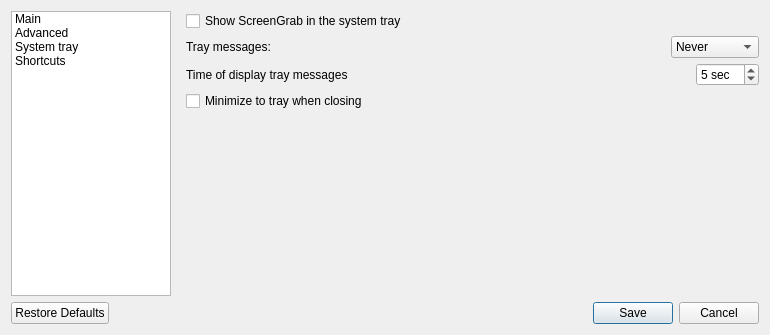
lxqt/screengrab, file src/core/ui/configwidget.ui: the form before one commit.
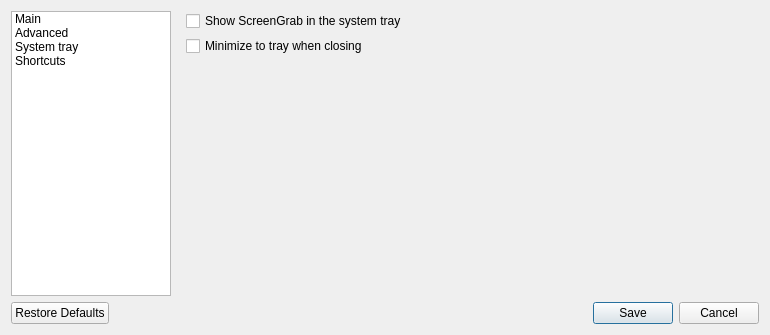
The form after the commit. The open tabs and pages were chosen to show the change. Custom widgets are drawn as their Qt base class.

```diff
--- a/src/core/ui/configwidget.ui
+++ b/src/core/ui/configwidget.ui
@@ -412,6 +412,51 @@
            </property>
           </widget>
          </item>
+         <item>
+          <widget class="QGroupBox" name="checkNotify">
+           <property name="title">
+            <string>Notify on saving and copying</string>
+           </property>
+           <property name="checkable">
+            <bool>true</bool>
+           </property>
+           <layout class="QHBoxLayout" name="horizontalLayout_6">
+            <item>
+             <widget class="QLabel" name="label">
+              <property name="text">
+               <string>Duration:</string>
+              </property>
+             </widget>
+            </item>
+            <item>
+             <widget class="QSpinBox" name="spinDuration">
+              <property name="suffix">
+               <string> sec</string>
+              </property>
+              <property name="minimum">
+               <number>1</number>
+              </property>
+              <property name="maximum">
+               <number>60</number>
+              </property>
+             </widget>
+            </item>
+            <item>
+             <spacer name="horizontalSpacer">
+              <property name="orientation">
+               <enum>Qt::Horizontal</enum>
+              </property>
+              <property name="sizeHint" stdset="0">
+               <size>
+                <width>40</width>
+                <height>20</height>
+               </size>
+              </property>
+             </spacer>
+            </item>
+           </layout>
+          </widget>
+         </item>
          <item>
           <spacer name="verticalSpacer_2">
            <property name="orientation">
@@ -450,84 +495,6 @@
              </property>
             </widget>
            </item>
-           <item>
-            <layout class="QHBoxLayout" name="horizontalLayout_6">
-             <item>
-              <widget class="QLabel" name="labTrayMessages">
-               <property name="text">
-                <string>Tray messages:</string>
-               </property>
-              </widget>
-             </item>
-             <item>
-              <widget class="QComboBox" name="cbxTrayMsg">
-               <property name="sizePolicy">
-                <sizepolicy hsizetype="Fixed" vsizetype="Fixed">
-                 <horstretch>0</horstretch>
-                 <verstretch>0</verstretch>
-                </sizepolicy>
-               </property>
-               <property name="toolTip">
-                <string>Tray messages display mode</string>
-               </property>
-               <item>
-                <property name="text">
-                 <string>Never</string>
-                </property>
-               </item>
-               <item>
-                <property name="text">
-                 <string>Tray mode</string>
-                </property>
-               </item>
-               <item>
-                <property name="text">
-                 <string>Always</string>
-                </property>
-               </item>
-              </widget>
-             </item>
-            </layout>
-           </item>
-           <item>
-            <layout class="QHBoxLayout" name="horizontalLayout_7">
-             <item>
-              <widget class="QLabel" name="labTimeTrayMess">
-               <property name="text">
-                <string>Time of display tray messages</string>
-               </property>
-               <property name="textFormat">
-                <enum>Qt::PlainText</enum>
-               </property>
-              </widget>
-             </item>
-             <item>
-              <widget class="QSpinBox" name="timeTrayMess">
-               <property name="sizePolicy">
-                <sizepolicy hsizetype="Fixed" vsizetype="Fixed">
-                 <horstretch>0</horstretch>
-                 <verstretch>0</verstretch>
-                </sizepolicy>
-               </property>
-               <property name="toolTip">
-                <string>Time to display tray messages</string>
-               </property>
-               <property name="suffix">
-                <string> sec</string>
-               </property>
-               <property name="minimum">
-                <number>1</number>
-               </property>
-               <property name="maximum">
-                <number>10</number>
-               </property>
-               <property name="value">
-                <number>5</number>
-               </property>
-              </widget>
-             </item>
-            </layout>
-           </item>
            <item>
             <widget class="QCheckBox" name="checkInTray">
              <property name="toolTip">
```
Left out of the diff: 2 changed lines with no effect on the pictures.
